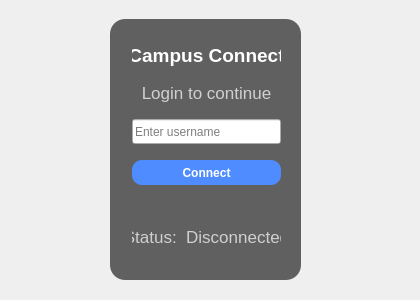
First picture: the form in src/gui/LoginWindow.ui, repository marwanH1795/Campus-Connect-Project-Sara---Karim---Mohamed---Marwan-, before the edit.
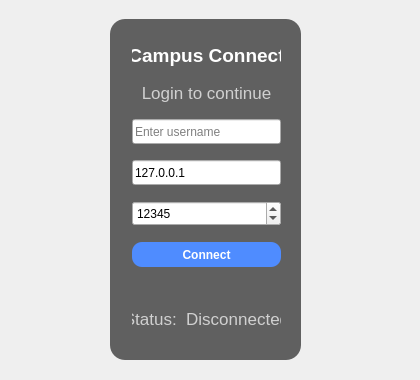
Second picture: the form after the edit. Icons and pictures are not drawn.

Patch:
```diff
--- a/src/gui/LoginWindow.ui
+++ b/src/gui/LoginWindow.ui
@@ -7,19 +7,19 @@
     <x>0</x>
     <y>0</y>
     <width>420</width>
-    <height>300</height>
+     <height>380</height>
    </rect>
   </property>
   <property name="minimumSize">
    <size>
     <width>420</width>
-    <height>280</height>
+    <height>360</height>
    </size>
   </property>
   <property name="maximumSize">
    <size>
     <width>400</width>
-    <height>300</height>
+    <height>380</height>
    </size>
   </property>
   <property name="windowTitle">
@@ -39,7 +39,7 @@
      <x>110</x>
      <y>20</y>
      <width>193</width>
-     <height>268</height>
+     <height>348</height>
     </rect>
    </property>
    <property name="minimumSize">
@@ -117,6 +117,41 @@
       </property>
      </widget>
     </item>
+    <item>
+     <widget class="QLineEdit" name="serverInput">
+      <property name="minimumSize">
+       <size>
+        <width>149</width>
+        <height>25</height>
+       </size>
+      </property>
+      <property name="text">
+       <string>127.0.0.1</string>
+      </property>
+      <property name="placeholderText">
+       <string>Server IP address</string>
+      </property>
+     </widget>
+    </item>
+    <item>
+     <widget class="QSpinBox" name="portInput">
+      <property name="minimumSize">
+       <size>
+        <width>149</width>
+        <height>25</height>
+       </size>
+      </property>
+      <property name="minimum">
+       <number>1</number>
+      </property>
+      <property name="maximum">
+       <number>65535</number>
+      </property>
+      <property name="value">
+       <number>12345</number>
+      </property>
+     </widget>
+    </item>
     <item>
      <widget class="QPushButton" name="connectButton">
       <property name="minimumSize">
@@ -174,7 +209,7 @@
      <x>110</x>
      <y>19</y>
      <width>191</width>
-     <height>261</height>
+     <height>341</height>
     </rect>
    </property>
    <property name="styleSheet">
```
Lines whose indentation alone changed are shown as unchanged.
